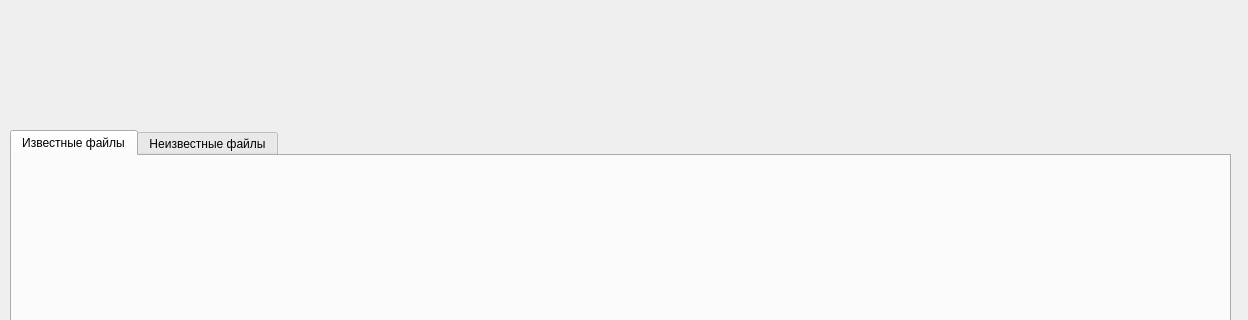
The window that src/gui/mainwindow.ui (lzlaG/k-plusplus) describes before a commit, drawn with Qt 5; both pictures show x 0 to 1248 and y 0 to 320 of the 1248 by 813 pixel window.
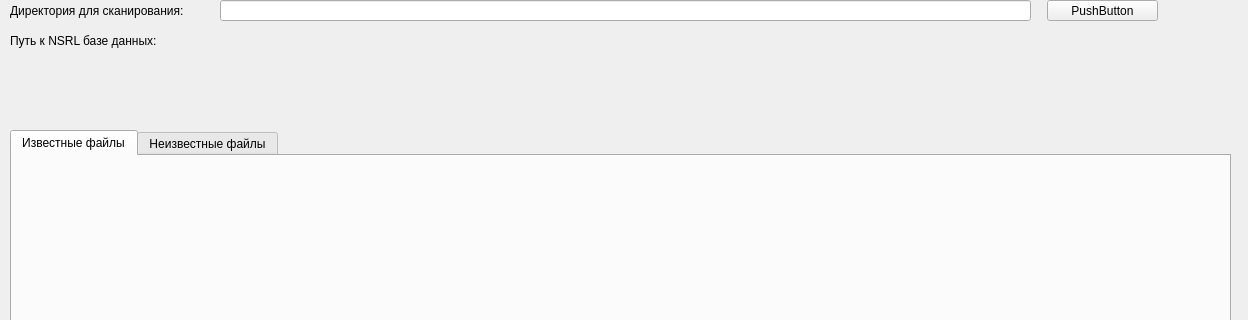
The same window after the commit.

Commit message: select file path

```diff
--- a/src/gui/mainwindow.ui
+++ b/src/gui/mainwindow.ui
@@ -37,6 +37,55 @@
      </attribute>
     </widget>
    </widget>
+   <widget class="QLabel" name="ScanLabel">
+    <property name="geometry">
+     <rect>
+      <x>10</x>
+      <y>0</y>
+      <width>211</width>
+      <height>21</height>
+     </rect>
+    </property>
+    <property name="text">
+     <string>Директория для сканирования:</string>
+    </property>
+   </widget>
+   <widget class="QLabel" name="NsrlLabel">
+    <property name="geometry">
+     <rect>
+      <x>10</x>
+      <y>20</y>
+      <width>171</width>
+      <height>41</height>
+     </rect>
+    </property>
+    <property name="text">
+     <string>Путь к NSRL базе данных:</string>
+    </property>
+   </widget>
+   <widget class="QLineEdit" name="ScanDirLine">
+    <property name="geometry">
+     <rect>
+      <x>220</x>
+      <y>0</y>
+      <width>811</width>
+      <height>21</height>
+     </rect>
+    </property>
+   </widget>
+   <widget class="QPushButton" name="SetupDirButton">
+    <property name="geometry">
+     <rect>
+      <x>1047</x>
+      <y>0</y>
+      <width>111</width>
+      <height>21</height>
+     </rect>
+    </property>
+    <property name="text">
+     <string>PushButton</string>
+    </property>
+   </widget>
   </widget>
   <widget class="QMenuBar" name="menubar">
    <property name="geometry">
```
The commit also changes 2 other files.
